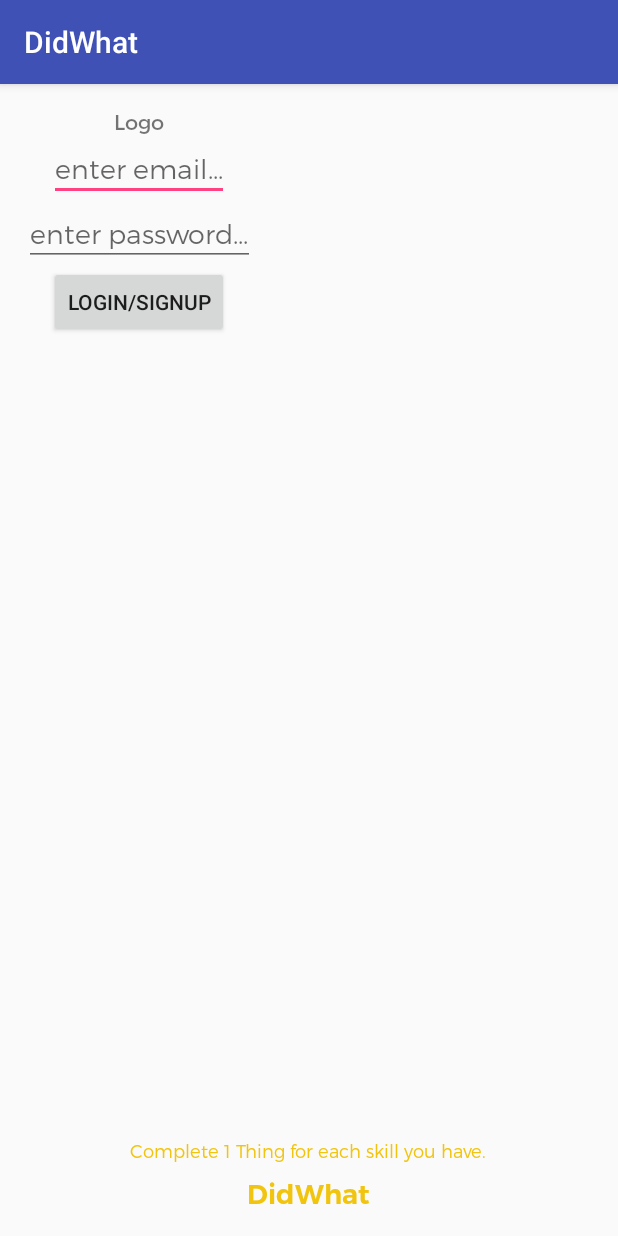
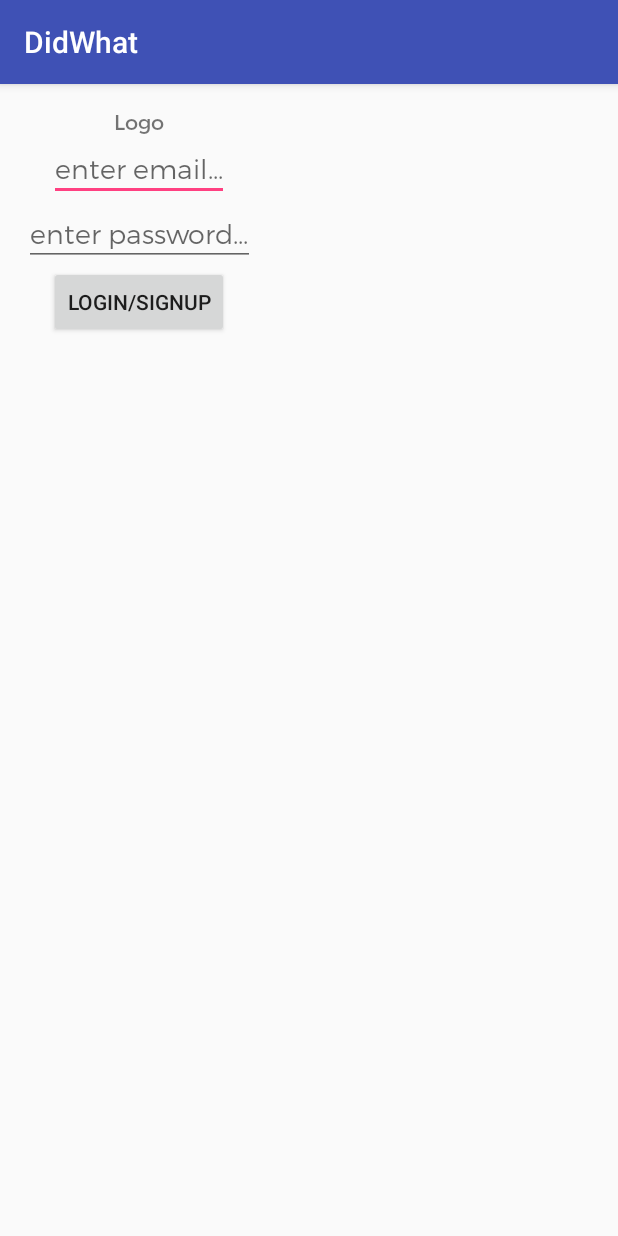
Before and after one commit to eddieberklee/FirebaseAuthenticationTemplate, an Android app: the screen it shows after launch (AuthenticationActivity), on a phone screen of 412 x 824 dp. Run offline under Robolectric (Android 15) with nearby library versions, the phone set to English and light mode, and no system bars; our stand-ins replace ButterKnife; libraries missing offline, so code that uses them is left out: com.compscieddy.eddie_utils, com.firebase.client; 2 statements that could not run were skipped.

Commit message:
trying to reverse git damage

```diff
--- a/app/src/main/res/layout/activity_authentication.xml
+++ b/app/src/main/res/layout/activity_authentication.xml
@@ -39,36 +39,6 @@
             android:text="Login/Signup"/>
     </LinearLayout>
 
-    <LinearLayout
-        android:layout_width="match_parent"
-        android:layout_height="wrap_content"
-        android:layout_alignParentBottom="true"
-        android:orientation="vertical"
-        android:gravity="center_horizontal">
-        <com.compscieddy.didwhat.EddieTextView
-            android:layout_width="wrap_content"
-            android:layout_height="wrap_content"
-            android:textSize="12sp"
-            android:textColor="@color/flatui_yellow_1"
-            app:fontface="montserrat_light"
-            android:layout_marginBottom="10dp"
-            android:textAlignment="center"
-            android:text="Complete 1 Thing for each skill you have."/>
-        <LinearLayout
-            android:layout_width="wrap_content"
-            android:layout_height="wrap_content"
-            android:orientation="horizontal">
-
-        </LinearLayout>
-        <com.compscieddy.didwhat.EddieTextView
-            android:layout_width="wrap_content"
-            android:layout_height="wrap_content"
-            android:textSize="18sp"
-            android:textColor="@color/flatui_yellow_1"
-            app:fontface="montserrat_semibold"
-            android:text="DidWhat"/>
-    </LinearLayout>
-
     <ProgressBar
         android:id="@+id/progress_bar"
         android:layout_width="wrap_content"
```
